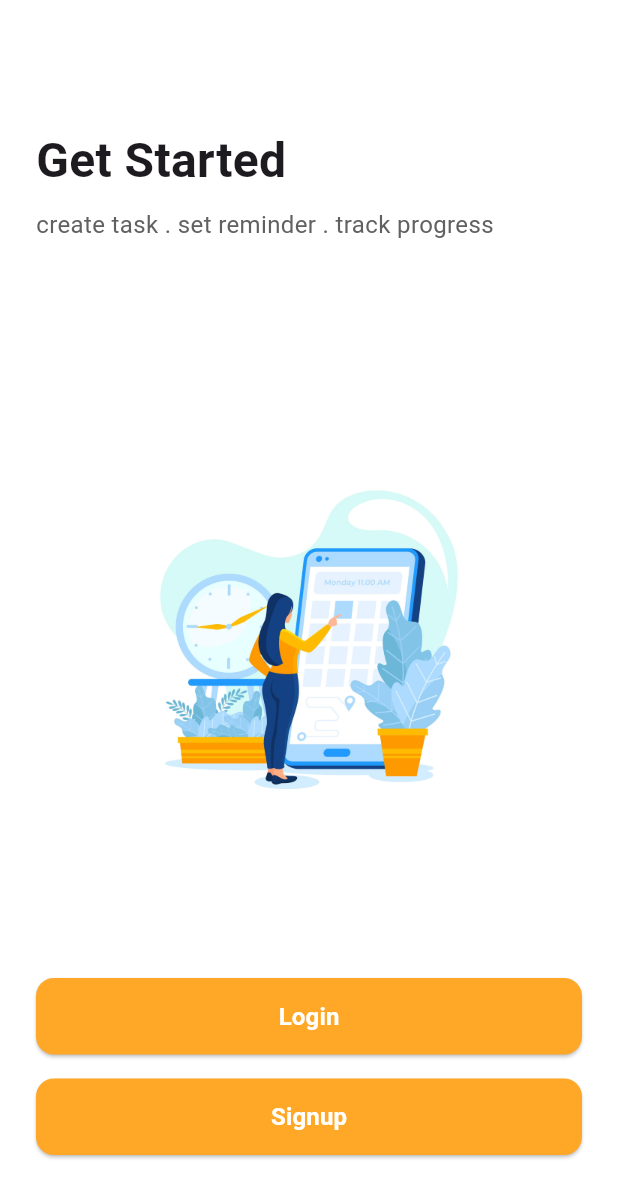
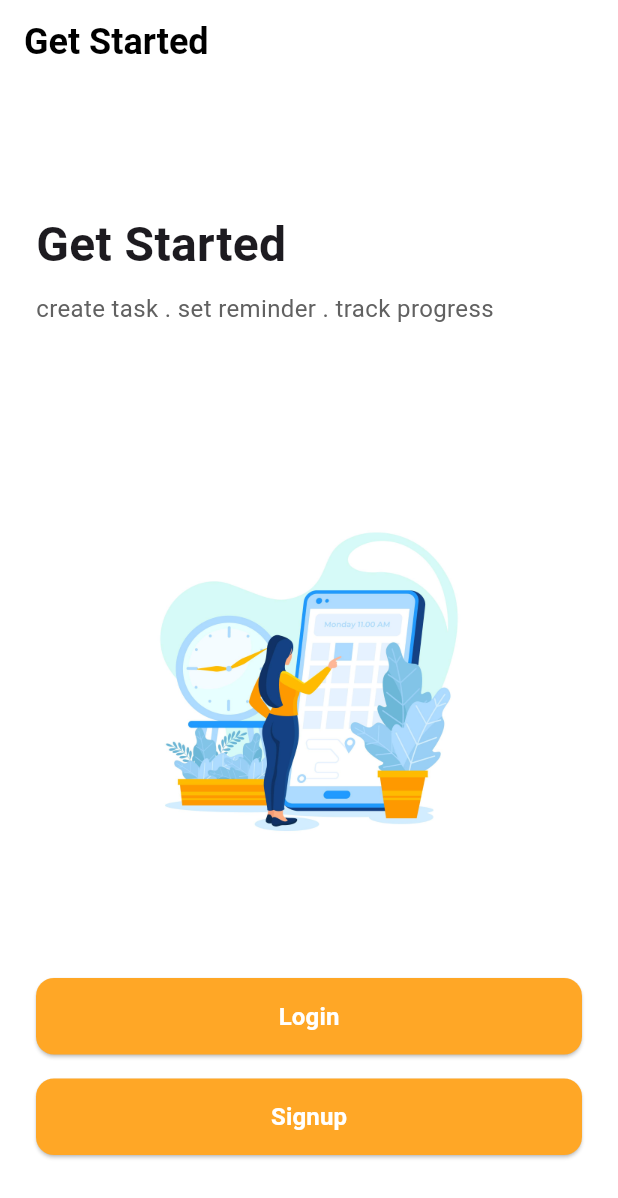
Before and after one commit to iabdullahmahfooz/dooit, a Flutter app: the screen it shows after launch, on a phone screen of 412 x 824 dp. Shown: the top 1198 px of the screen. Run offline on Flutter 3.47's test engine with Material 3 defaults, Android fonts, the phone set to English and light mode, and no system bars.

Commit message:
simple app bar added

```diff
--- a/lib/views/get_started_screen/get_started_screen.dart
+++ b/lib/views/get_started_screen/get_started_screen.dart
@@ -1,5 +1,6 @@
 import 'package:flutter/material.dart';
 import '../../widgets/custom_button.dart';
+import '../../widgets/app_bar.dart';
 
 class GetStartedScreen extends StatelessWidget {
   const GetStartedScreen({super.key});
@@ -7,6 +8,7 @@ class GetStartedScreen extends StatelessWidget {
   @override
   Widget build(BuildContext context) {
     return Scaffold(
+      appBar: simpleAppBar('Get Started'),
       body: Padding(
         padding: const EdgeInsets.all(24.0),
         child: Column(
--- /dev/null
+++ b/lib/widgets/app_bar.dart
@@ -0,0 +1,17 @@
+import 'package:flutter/material.dart';
+
+AppBar simpleAppBar(String title) {
+  return AppBar(
+    backgroundColor: Colors.white,
+    elevation: 0,
+    iconTheme: const IconThemeData(color: Colors.black),
+    title: Text(
+      title,
+      style: const TextStyle(
+        color: Colors.black,
+        fontSize: 24,
+        fontWeight: FontWeight.bold,
+      ),
+    ),
+  );
+}
```
